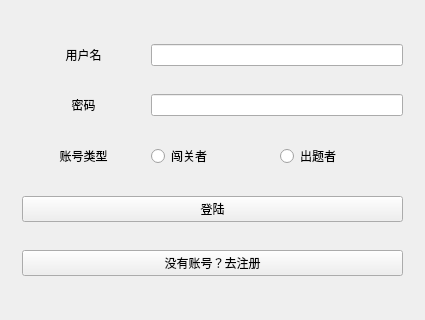
First picture: the form in client/mainwindow.ui, repository JmPotato/Word_Breaker, before the edit.
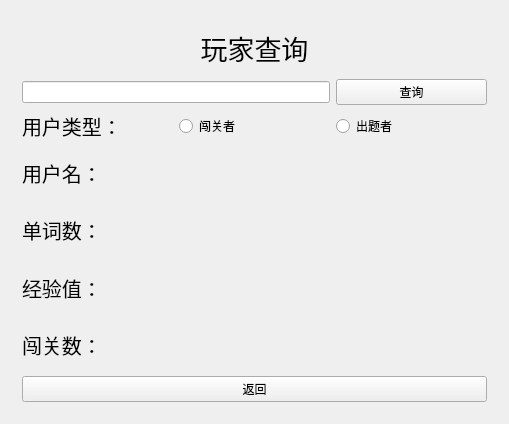
Second picture: the form after the edit.

Commit message: 完成排行榜和用户查询功能

The edit to the form file:
```diff
--- a/client/mainwindow.ui
+++ b/client/mainwindow.ui
@@ -6,8 +6,8 @@
    <rect>
     <x>0</x>
     <y>0</y>
-    <width>425</width>
-    <height>320</height>
+    <width>509</width>
+    <height>424</height>
    </rect>
   </property>
   <property name="windowTitle">
@@ -18,7 +18,7 @@
     <item row="1" column="1">
      <widget class="QStackedWidget" name="stackedWidget">
       <property name="currentIndex">
-       <number>1</number>
+       <number>6</number>
       </property>
       <widget class="QWidget" name="signup">
        <layout class="QGridLayout" name="gridLayout">
@@ -281,6 +281,205 @@
           </property>
           <property name="alignment">
            <set>Qt::AlignCenter</set>
+          </property>
+         </widget>
+        </item>
+        <item row="3" column="0">
+         <widget class="QLineEdit" name="breakerWordEdit"/>
+        </item>
+        <item row="6" column="0">
+         <widget class="QPushButton" name="breakerEndButton">
+          <property name="text">
+           <string>结束游戏</string>
+          </property>
+         </widget>
+        </item>
+        <item row="0" column="0">
+         <widget class="QLabel" name="levelLabel">
+          <property name="text">
+           <string>TextLabel</string>
+          </property>
+          <property name="alignment">
+           <set>Qt::AlignCenter</set>
+          </property>
+         </widget>
+        </item>
+       </layout>
+      </widget>
+      <widget class="QWidget" name="rank">
+       <layout class="QGridLayout" name="gridLayout_6">
+        <item row="1" column="0">
+         <widget class="QTableWidget" name="rankTable"/>
+        </item>
+        <item row="2" column="0">
+         <widget class="QPushButton" name="backButton">
+          <property name="text">
+           <string>返回</string>
+          </property>
+         </widget>
+        </item>
+        <item row="0" column="0">
+         <widget class="QLabel" name="rankLabel">
+          <property name="font">
+           <font>
+            <pointsize>20</pointsize>
+           </font>
+          </property>
+          <property name="text">
+           <string>Top 10</string>
+          </property>
+          <property name="alignment">
+           <set>Qt::AlignCenter</set>
+          </property>
+         </widget>
+        </item>
+       </layout>
+      </widget>
+      <widget class="QWidget" name="search">
+       <layout class="QGridLayout" name="gridLayout_7">
+        <item row="1" column="1" colspan="2">
+         <widget class="QLineEdit" name="searchEdit"/>
+        </item>
+        <item row="0" column="1" colspan="3">
+         <widget class="QLabel" name="titleLabel">
+          <property name="font">
+           <font>
+            <pointsize>20</pointsize>
+           </font>
+          </property>
+          <property name="text">
+           <string>玩家查询</string>
+          </property>
+          <property name="alignment">
+           <set>Qt::AlignCenter</set>
+          </property>
+         </widget>
+        </item>
+        <item row="4" column="1" colspan="2">
+         <widget class="QLabel" name="usernameResultLabel">
+          <property name="font">
+           <font>
+            <pointsize>15</pointsize>
+           </font>
+          </property>
+          <property name="text">
+           <string>用户名：</string>
+          </property>
+          <property name="alignment">
+           <set>Qt::AlignLeading|Qt::AlignLeft|Qt::AlignVCenter</set>
+          </property>
+         </widget>
+        </item>
+        <item row="5" column="1" colspan="2">
+         <widget class="QLabel" name="markResultLabel">
+          <property name="font">
+           <font>
+            <pointsize>15</pointsize>
+           </font>
+          </property>
+          <property name="text">
+           <string>单词数：</string>
+          </property>
+          <property name="alignment">
+           <set>Qt::AlignLeading|Qt::AlignLeft|Qt::AlignVCenter</set>
+          </property>
+         </widget>
+        </item>
+        <item row="1" column="3">
+         <widget class="QPushButton" name="searchButton">
+          <property name="text">
+           <string>查询</string>
+          </property>
+         </widget>
+        </item>
+        <item row="7" column="1" colspan="2">
+         <widget class="QLabel" name="levelResultLabel">
+          <property name="font">
+           <font>
+            <pointsize>15</pointsize>
+           </font>
+          </property>
+          <property name="text">
+           <string>闯关数：</string>
+          </property>
+          <property name="alignment">
+           <set>Qt::AlignLeading|Qt::AlignLeft|Qt::AlignVCenter</set>
+          </property>
+         </widget>
+        </item>
+        <item row="4" column="3">
+         <widget class="QLabel" name="usernameResult">
+          <property name="text">
+           <string/>
+          </property>
+         </widget>
+        </item>
+        <item row="5" column="3">
+         <widget class="QLabel" name="markResult">
+          <property name="text">
+           <string/>
+          </property>
+         </widget>
+        </item>
+        <item row="6" column="1" colspan="2">
+         <widget class="QLabel" name="xpResultLabel">
+          <property name="font">
+           <font>
+            <pointsize>15</pointsize>
+           </font>
+          </property>
+          <property name="text">
+           <string>经验值：</string>
+          </property>
+          <property name="alignment">
+           <set>Qt::AlignLeading|Qt::AlignLeft|Qt::AlignVCenter</set>
+          </property>
+         </widget>
+        </item>
+        <item row="7" column="3">
+         <widget class="QLabel" name="levelResult">
+          <property name="text">
+           <string/>
+          </property>
+         </widget>
+        </item>
+        <item row="2" column="3">
+         <widget class="QRadioButton" name="makerRadio">
+          <property name="text">
+           <string>出题者</string>
+          </property>
+         </widget>
+        </item>
+        <item row="6" column="3">
+         <widget class="QLabel" name="xpResult">
+          <property name="text">
+           <string/>
+          </property>
+         </widget>
+        </item>
+        <item row="8" column="1" colspan="3">
+         <widget class="QPushButton" name="searchBackButton">
+          <property name="text">
+           <string>返回</string>
+          </property>
+         </widget>
+        </item>
+        <item row="2" column="2">
+         <widget class="QRadioButton" name="breakerRadio">
+          <property name="text">
+           <string>闯关者</string>
+          </property>
+         </widget>
+        </item>
+        <item row="2" column="1">
+         <widget class="QLabel" name="label">
+          <property name="font">
+           <font>
+            <pointsize>15</pointsize>
+           </font>
+          </property>
+          <property name="text">
+           <string>用户类型：</string>
           </property>
          </widget>
         </item>
```
Left out of the diff: 20 changed lines with no effect on the pictures. The commit also changes 23 other files.
